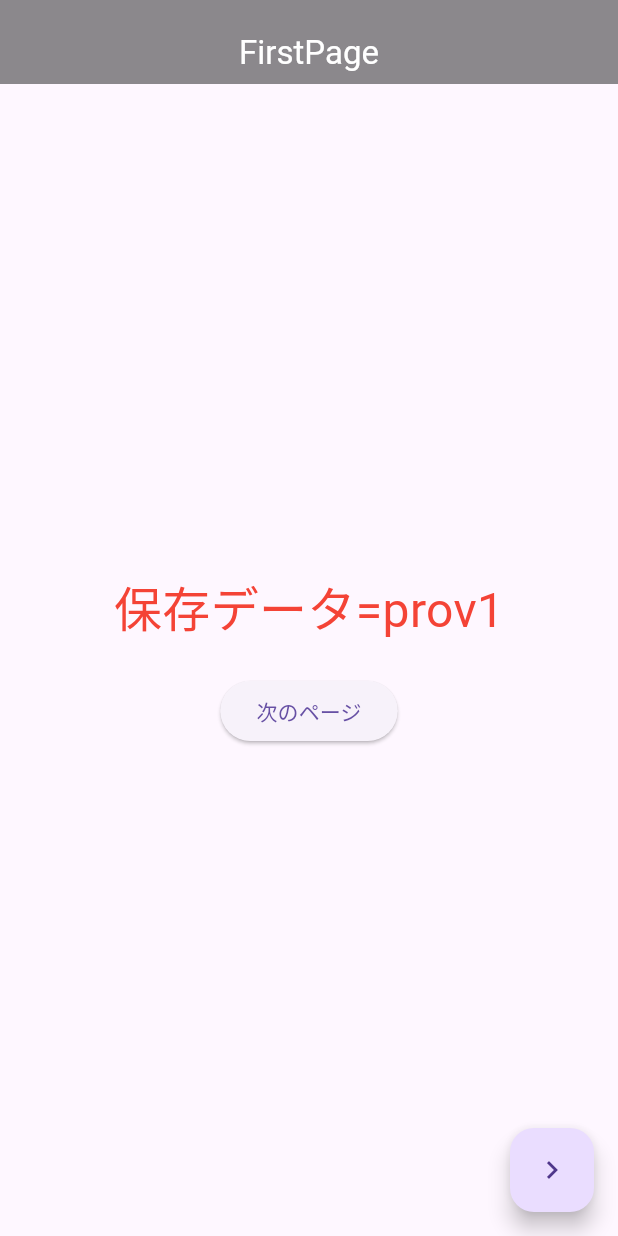
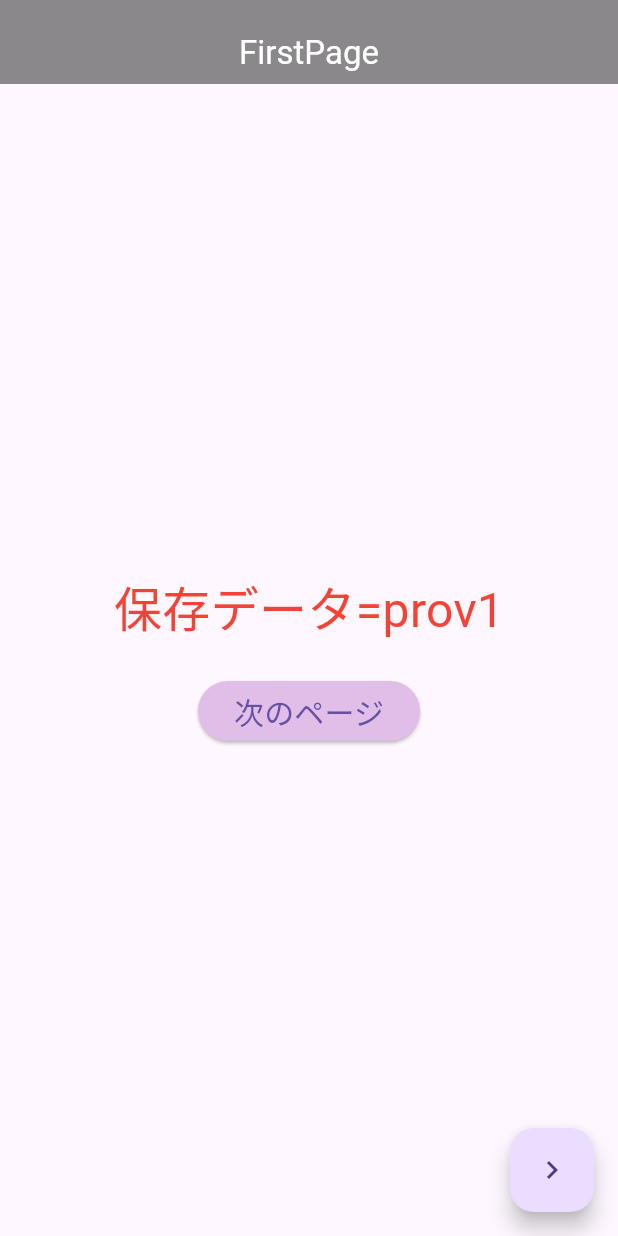
Before and after one commit to Kohinata-free/FlutterSecureStorage, a Flutter app: the screen it shows after launch, on a phone screen of 412 x 824 dp. Run offline on Flutter 3.47's test engine with Material 3 defaults, Android fonts, the light colour scheme and no system bars; our stand-ins replace flutter_riverpod, flutter_secure_storage.

Commit message:
「次のページ」ボタンのスタイルを変更

```diff
--- a/lib/main.dart
+++ b/lib/main.dart
@@ -65,6 +65,10 @@ class FirstPage extends ConsumerWidget {
             ),
             SizedBox(height: 20),
             ElevatedButton(
+              style: ButtonStyle(
+                backgroundColor:
+                    MaterialStateProperty.all<Color>(Colors.purple.shade100),
+              ),
               onPressed: () async {
                 final storage = FlutterSecureStorage();
                 await storage.delete(key: 'KEY_TEMP');
@@ -74,7 +78,10 @@ class FirstPage extends ConsumerWidget {
                 final String? dat = await storage.read(key: 'KEY_TEMP');
                 ref.read(prov1.notifier).state = dat != null ? dat : 'null';
               },
-              child: Text('次のページ'),
+              child: Text(
+                '次のページ',
+                style: TextStyle(fontSize: 20),
+              ),
             ),
           ],
         ),
```
